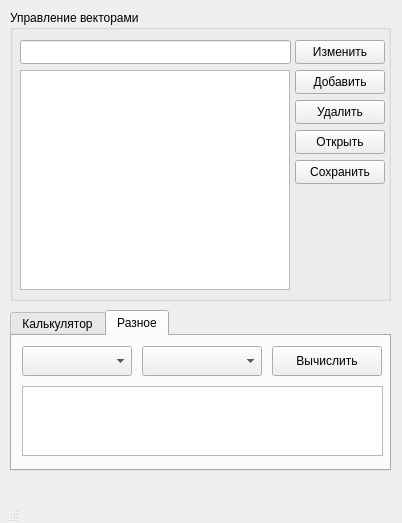
Before: the Qt Designer form mainwindow.ui in Mainekun/CourseWork, drawn with Qt 5.
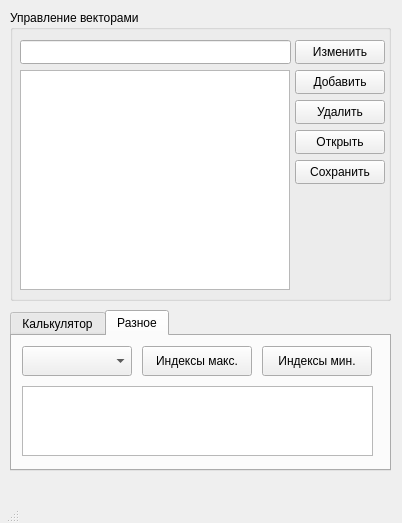
After: the same form once the commit is applied. The open tabs and pages were chosen to show the change. Icons and pictures are not drawn.

Patch:
```diff
--- a/mainwindow.ui
+++ b/mainwindow.ui
@@ -258,16 +258,6 @@
      <attribute name="title">
       <string>Разное</string>
      </attribute>
-     <widget class="QComboBox" name="OperatorBox">
-      <property name="geometry">
-       <rect>
-        <x>130</x>
-        <y>10</y>
-        <width>120</width>
-        <height>30</height>
-       </rect>
-      </property>
-     </widget>
      <widget class="QComboBox" name="OperandBox">
       <property name="geometry">
        <rect>
@@ -283,7 +273,7 @@
        <rect>
         <x>10</x>
         <y>50</y>
-        <width>361</width>
+        <width>351</width>
         <height>70</height>
        </rect>
       </property>
@@ -291,14 +281,27 @@
      <widget class="QPushButton" name="ExecBtn">
       <property name="geometry">
        <rect>
-        <x>260</x>
+        <x>130</x>
         <y>10</y>
         <width>110</width>
         <height>30</height>
        </rect>
       </property>
       <property name="text">
-       <string>Вычислить</string>
+       <string>Индексы макс.</string>
+      </property>
+     </widget>
+     <widget class="QPushButton" name="MinIndexesBtn">
+      <property name="geometry">
+       <rect>
+        <x>250</x>
+        <y>10</y>
+        <width>110</width>
+        <height>30</height>
+       </rect>
+      </property>
+      <property name="text">
+       <string>Индексы мин.</string>
       </property>
      </widget>
     </widget>
```
Left out of the diff: 4 changed lines with no effect on the pictures.
